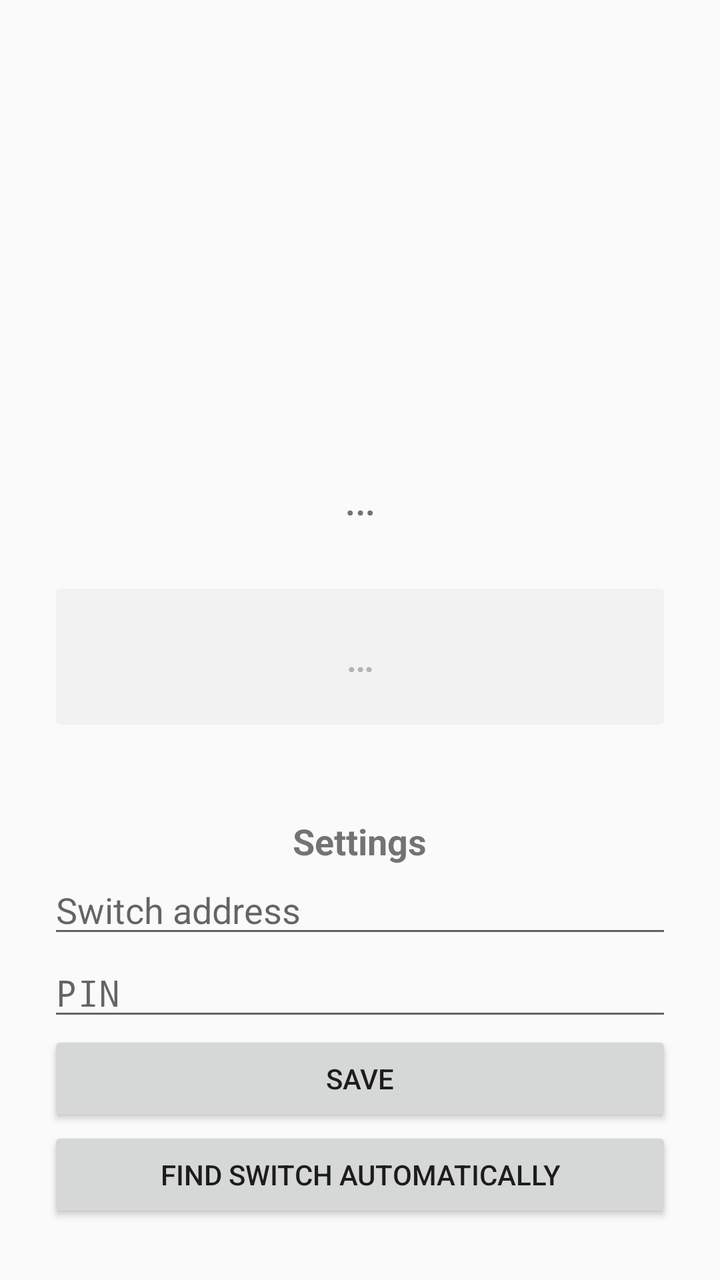
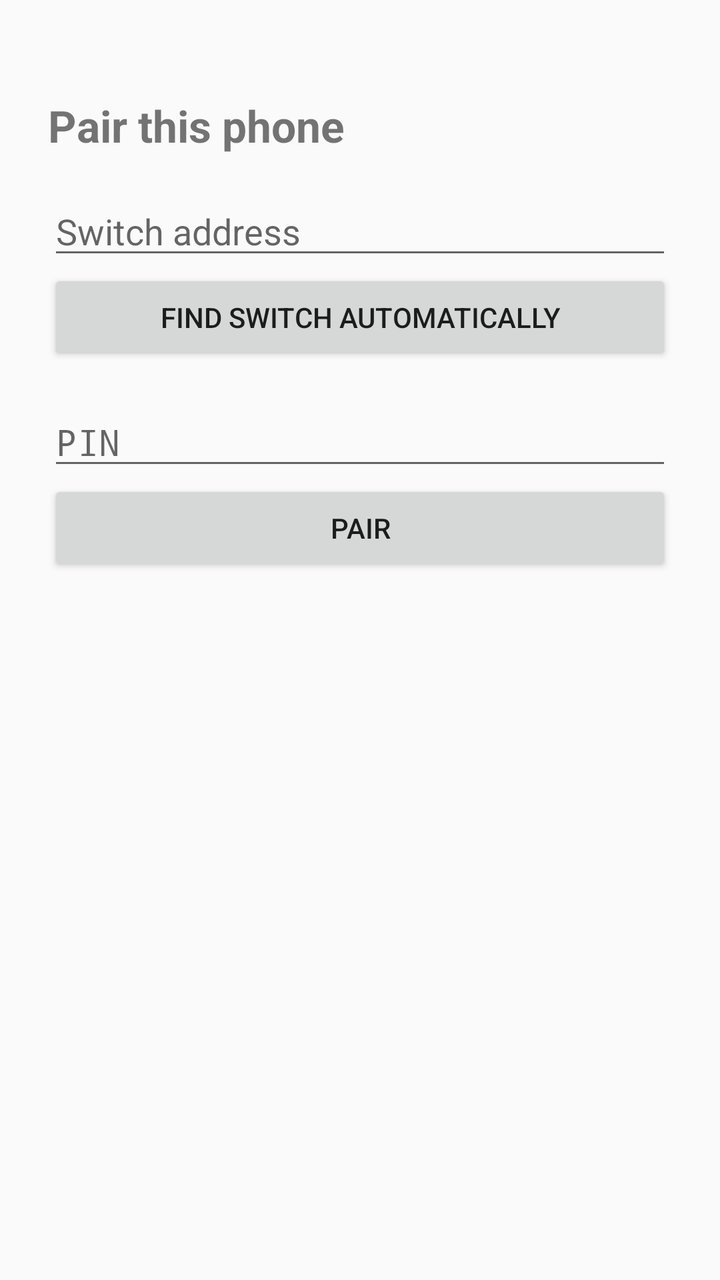

Compare the two renders of this Android layout. The source of the first and the diff that turns it into the second are given below.
<!-- AndroidManifest.xml: application theme android:Theme.Material.Light.NoActionBar -->
<!-- res/layout/activity_main.xml -->
<?xml version="1.0" encoding="utf-8"?>
<ScrollView xmlns:android="http://schemas.android.com/apk/res/android"
    android:layout_width="match_parent"
    android:layout_height="match_parent"
    android:fillViewport="true">

    <LinearLayout
        android:layout_width="match_parent"
        android:layout_height="wrap_content"
        android:gravity="center_horizontal"
        android:orientation="vertical"
        android:padding="24dp">

        <View
            android:id="@+id/statusDot"
            android:layout_width="160dp"
            android:layout_height="160dp"
            android:layout_marginTop="24dp" />

        <TextView
            android:id="@+id/statusText"
            android:layout_width="match_parent"
            android:layout_height="wrap_content"
            android:layout_marginTop="24dp"
            android:gravity="center"
            android:text="…"
            android:textSize="24sp" />

        <Button
            android:id="@+id/toggleButton"
            android:layout_width="match_parent"
            android:layout_height="80dp"
            android:layout_marginTop="24dp"
            android:enabled="false"
            android:text="…"
            android:textSize="20sp" />

        <TextView
            android:layout_width="wrap_content"
            android:layout_height="wrap_content"
            android:layout_marginTop="40dp"
            android:text="Settings"
            android:textSize="18sp"
            android:textStyle="bold" />

        <EditText
            android:id="@+id/addressInput"
            android:layout_width="match_parent"
            android:layout_height="wrap_content"
            android:hint="Switch address"
            android:inputType="textUri"
            android:singleLine="true" />

        <EditText
            android:id="@+id/pinInput"
            android:layout_width="match_parent"
            android:layout_height="wrap_content"
            android:hint="PIN"
            android:inputType="numberPassword"
            android:singleLine="true" />

        <Button
            android:id="@+id/saveButton"
            android:layout_width="match_parent"
            android:layout_height="wrap_content"
            android:text="Save" />

        <Button
            android:id="@+id/findButton"
            android:layout_width="match_parent"
            android:layout_height="wrap_content"
            android:text="Find switch automatically" />
    </LinearLayout>
</ScrollView>
<!-- resources referenced by this layout -->
<resources>

</resources>

<!-- the commit's change to res/layout/activity_main.xml (unified diff, before → after) -->
@@ -4,71 +4,112 @@
     android:layout_height="match_parent"
     android:fillViewport="true">
 
-    <LinearLayout
+    <FrameLayout
         android:layout_width="match_parent"
-        android:layout_height="wrap_content"
-        android:gravity="center_horizontal"
-        android:orientation="vertical"
-        android:padding="24dp">
+        android:layout_height="wrap_content">
 
-        <View
-            android:id="@+id/statusDot"
-            android:layout_width="160dp"
-            android:layout_height="160dp"
-            android:layout_marginTop="24dp" />
-
-        <TextView
-            android:id="@+id/statusText"
+        
+        <LinearLayout
+            android:id="@+id/unpairedGroup"
             android:layout_width="match_parent"
             android:layout_height="wrap_content"
-            android:layout_marginTop="24dp"
-            android:gravity="center"
-            android:text="…"
-            android:textSize="24sp" />
+            android:orientation="vertical"
+            android:padding="24dp">
 
-        <Button
-            android:id="@+id/toggleButton"
-            android:layout_width="match_parent"
-            android:layout_height="80dp"
-            android:layout_marginTop="24dp"
-            android:enabled="false"
-            android:text="…"
-            android:textSize="20sp" />
+            <TextView
+                android:layout_width="wrap_content"
+                android:layout_height="wrap_content"
+                android:layout_marginTop="24dp"
+                android:text="Pair this phone"
+                android:textSize="22sp"
+                android:textStyle="bold" />
 
-        <TextView
-            android:layout_width="wrap_content"
-            android:layout_height="wrap_content"
-            android:layout_marginTop="40dp"
-            android:text="Settings"
-            android:textSize="18sp"
-            android:textStyle="bold" />
+            <EditText
+                android:id="@+id/addressInput"
+                android:layout_width="match_parent"
+                android:layout_height="wrap_content"
+                android:layout_marginTop="16dp"
+                android:hint="Switch address"
+                android:inputType="textUri"
+                android:singleLine="true" />
 
-        <EditText
-            android:id="@+id/addressInput"
+            <Button
+                android:id="@+id/findButton"
+                android:layout_width="match_parent"
+                android:layout_height="wrap_content"
+                android:text="Find switch automatically" />
+
+            <EditText
+                android:id="@+id/pinInput"
+                android:layout_width="match_parent"
+                android:layout_height="wrap_content"
+                android:layout_marginTop="16dp"
+                android:hint="PIN"
+                android:inputType="numberPassword"
+                android:singleLine="true" />
+
+            <Button
+                android:id="@+id/pairButton"
+                android:layout_width="match_parent"
+                android:layout_height="wrap_content"
+                android:text="Pair" />
+
+            <TextView
+                android:id="@+id/pairStatus"
+                android:layout_width="match_parent"
+                android:layout_height="wrap_content"
+                android:layout_marginTop="16dp"
+                android:textSize="16sp" />
+        </LinearLayout>
+
+        
+        <LinearLayout
+            android:id="@+id/pairedGroup"
             android:layout_width="match_parent"
             android:layout_height="wrap_content"
-            android:hint="Switch address"
-            android:inputType="textUri"
-            android:singleLine="true" />
+            android:gravity="center_horizontal"
+            android:orientation="vertical"
+            android:padding="24dp"
+            android:visibility="gone">
 
-        <EditText
-            android:id="@+id/pinInput"
-            android:layout_width="match_parent"
-            android:layout_height="wrap_content"
-            android:hint="PIN"
-            android:inputType="numberPassword"
-            android:singleLine="true" />
+            <View
+                android:id="@+id/statusDot"
+                android:layout_width="160dp"
+                android:layout_height="160dp"
+                android:layout_marginTop="24dp" />
 
-        <Button
-            android:id="@+id/saveButton"
-            android:layout_width="match_parent"
-            android:layout_height="wrap_content"
-            android:text="Save" />
+            <TextView
+                android:id="@+id/statusText"
+                android:layout_width="match_parent"
+                android:layout_height="wrap_content"
+                android:layout_marginTop="24dp"
+                android:gravity="center"
+                android:text="…"
+                android:textSize="24sp" />
 
-        <Button
-            android:id="@+id/findButton"
-            android:layout_width="match_parent"
-            android:layout_height="wrap_content"
-            android:text="Find switch automatically" />
-    </LinearLayout>
+            <TextView
+                android:id="@+id/viaText"
+                android:layout_width="match_parent"
+                android:layout_height="wrap_content"
+                android:layout_marginTop="8dp"
+                android:gravity="center"
+                android:textSize="14sp" />
+
+            <Button
+                android:id="@+id/toggleButton"
+                android:layout_width="match_parent"
+                android:layout_height="80dp"
+                android:layout_marginTop="24dp"
+                android:enabled="false"
+                android:text="…"
+                android:textSize="20sp" />
+
+            <Button
+                android:id="@+id/unpairButton"
+                android:layout_width="match_parent"
+                android:layout_height="wrap_content"
+                android:layout_marginTop="40dp"
+                android:text="Unpair this phone" />
+        </LinearLayout>
+    </FrameLayout>
 </ScrollView>
